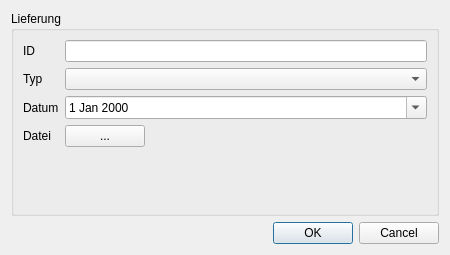
Old version of the form ui/forms/dokumentDetailForm.ui in the repository flurl/lagerManager.
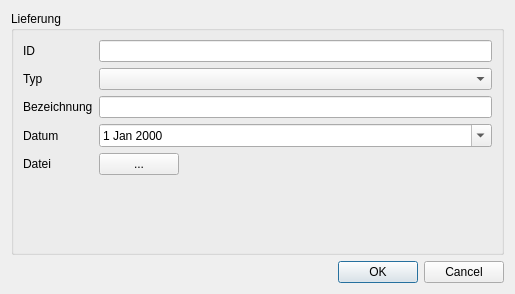
New version of the form. Custom widgets are drawn as their Qt base class.

Commit message: dok_text zur dokumentDetail form hinzugefügt, bug, der das speichern von änderungen der dokumentdetails verhinderte, behoben

The edit to the form file:
```diff
--- a/ui/forms/dokumentDetailForm.ui
+++ b/ui/forms/dokumentDetailForm.ui
@@ -6,8 +6,8 @@
    <rect>
     <x>0</x>
     <y>0</y>
-    <width>450</width>
-    <height>255</height>
+    <width>515</width>
+    <height>294</height>
    </rect>
   </property>
   <property name="windowTitle">
@@ -36,7 +36,7 @@
           </property>
          </widget>
         </item>
-        <item row="2" column="0">
+        <item row="3" column="0">
          <widget class="QLabel" name="label_3">
           <property name="text">
            <string>Datum</string>
@@ -53,21 +53,21 @@
         <item row="1" column="1">
          <widget class="QComboBox" name="comboBox_typ"/>
         </item>
-        <item row="2" column="1">
+        <item row="3" column="1">
          <widget class="QDateEdit" name="dateEdit_datum">
           <property name="calendarPopup">
            <bool>true</bool>
           </property>
          </widget>
         </item>
-        <item row="3" column="0">
+        <item row="4" column="0">
          <widget class="QLabel" name="label_4">
           <property name="text">
            <string>Datei</string>
           </property>
          </widget>
         </item>
-        <item row="3" column="1">
+        <item row="4" column="1">
          <layout class="QHBoxLayout" name="horizontalLayout_2">
           <item>
            <widget class="QPushButton" name="pushButton_fileChooser">
@@ -97,6 +97,16 @@
           </item>
          </layout>
         </item>
+        <item row="2" column="1">
+         <widget class="QLineEdit" name="lineEdit_bezeichnung"/>
+        </item>
+        <item row="2" column="0">
+         <widget class="QLabel" name="label_5">
+          <property name="text">
+           <string>Bezeichnung</string>
+          </property>
+         </widget>
+        </item>
        </layout>
       </item>
       <item row="1" column="0">
```
The commit also changes 3 other files.
